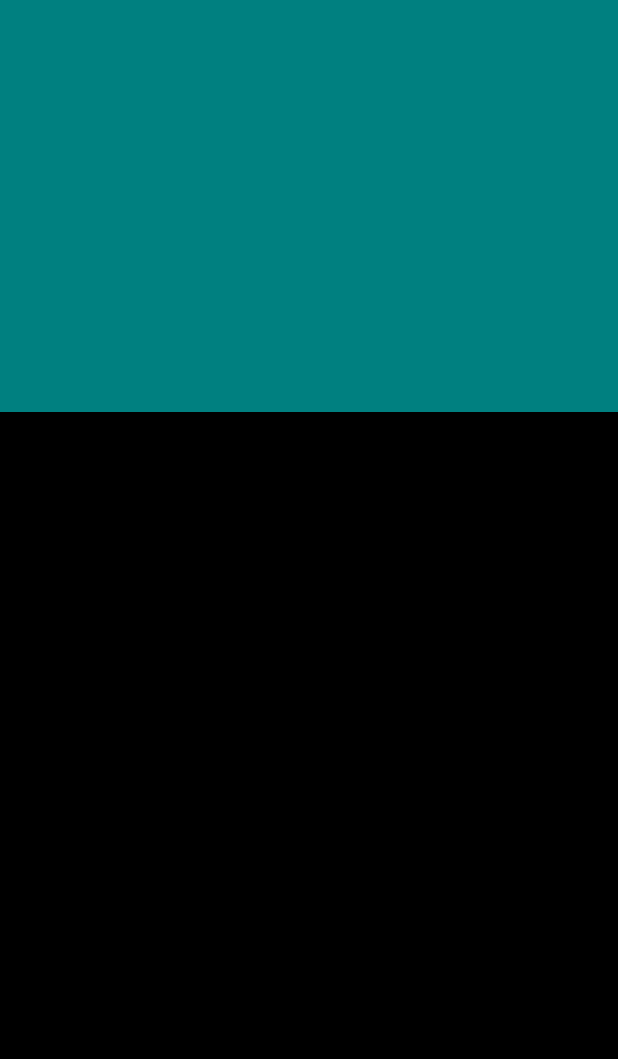
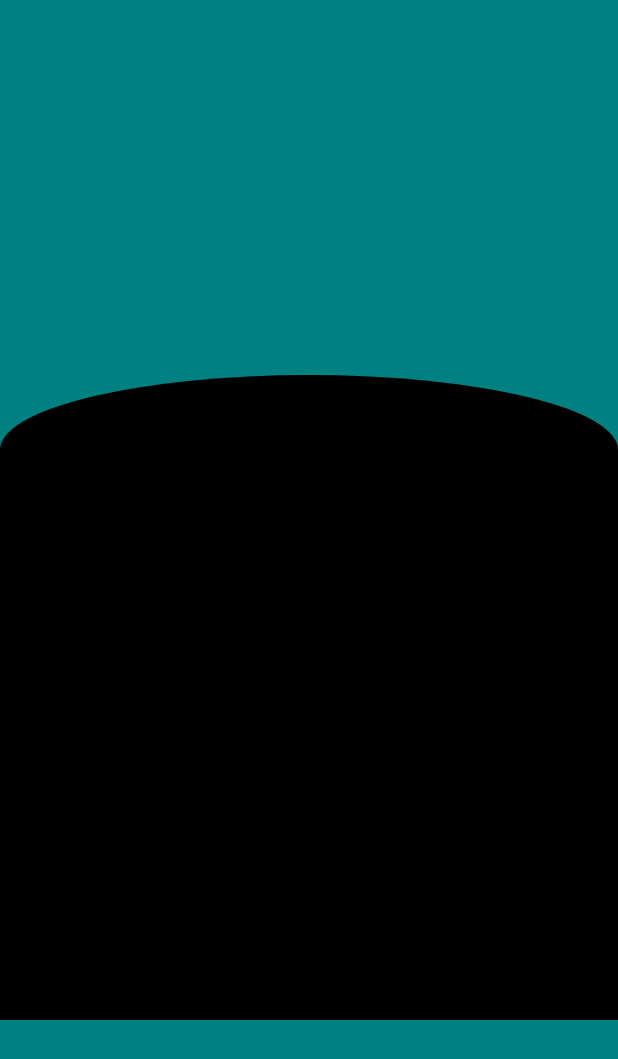
Before and after one commit to Amrutha52/QuizAppFlutter, a Flutter app: the CategoryScreen screen opened directly, on a phone screen of 412 x 824 dp. Shown: the top 1059 px of the screen. Run offline on Flutter 3.47's test engine with Material 3 defaults, Android fonts, the phone set to English and light mode, and no system bars; our stand-ins replace lottie, percent_indicator.

Commit message:
Category Screen design

```diff
--- a/lib/main.dart
+++ b/lib/main.dart
@@ -2,6 +2,7 @@ import 'dart:io';
 
 import 'package:flutter/material.dart';
 import 'package:quizapp/MyHttpOverrides.dart';
+import 'package:quizapp/view/category_screen/CategoryScreen.dart';
 import 'package:quizapp/view/home_screen/HomeScreen.dart';
 import 'package:quizapp/view/result_screen/ResultScreen.dart';
 import 'package:quizapp/view/splash_screen/SplashScreen.dart';
@@ -21,7 +22,7 @@ class MyApp extends StatelessWidget {
     return MaterialApp(
       debugShowCheckedModeBanner: false,
       title: 'Quiz App',
-      home: HomeScreen(),
+      home: CategoryScreen(),
     );
   }
 }
--- a/lib/view/category_screen/CategoryScreen.dart
+++ b/lib/view/category_screen/CategoryScreen.dart
@@ -12,29 +12,28 @@ class CategoryScreen extends StatefulWidget
 class _CategoryScreenState extends State<CategoryScreen>
 {
   @override
-  Widget build(BuildContext context)
-  {
+  Widget build(BuildContext context) {
     return Scaffold(
-      body: SafeArea(
-        child: Container(
-          child: Stack(
-            children: [
-              Container(
-                color: Colors.black
-              ),
-              ClipPath(
-                clipper: TheCustomClipper(),
-                child: Container(
-                  color: Color(0xff008080),
-                ),
-              )
-            ],
+      backgroundColor: Color(0xff008080),
+      body: Column(
+        children: <Widget>[
+          SizedBox(height: 250,),
+          Container(
+            height: 430,
+            decoration: BoxDecoration(
+              color: Colors.black,
+              borderRadius: BorderRadius.vertical(
+                  top: Radius.elliptical(
+                      MediaQuery.of(context).size.width, 100.0)),
+            ),
           ),
-        )
+        ],
       ),
     );
   }
 }
+
+
 
 class TheCustomClipper extends CustomClipper<Path>
 {
```
